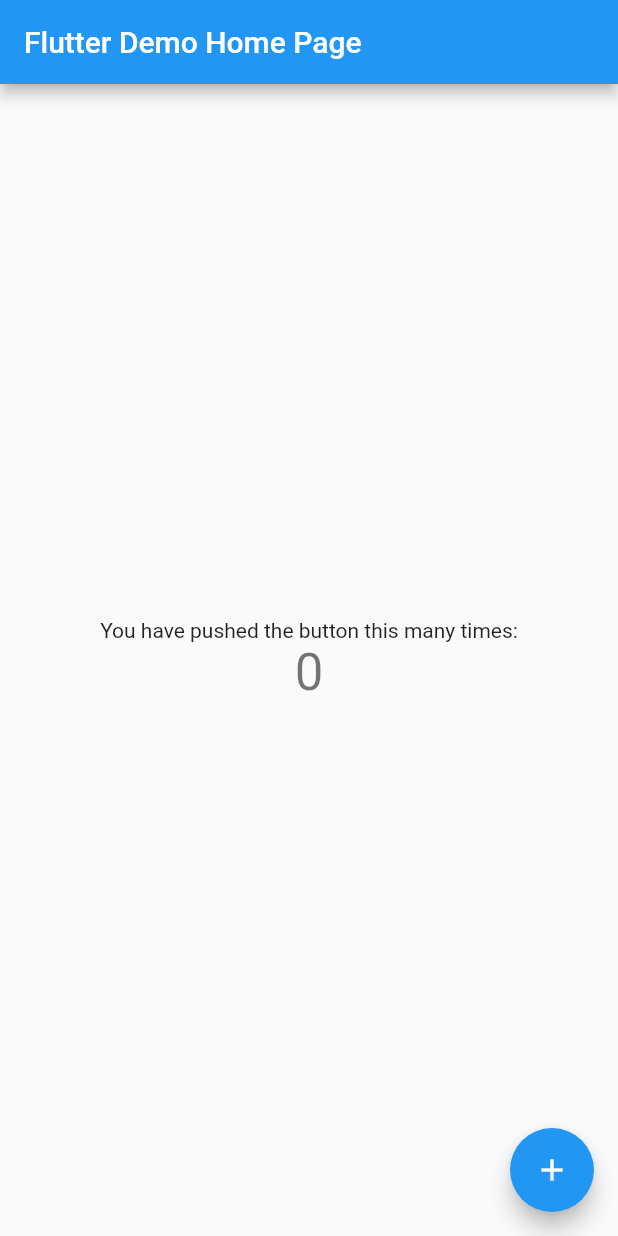
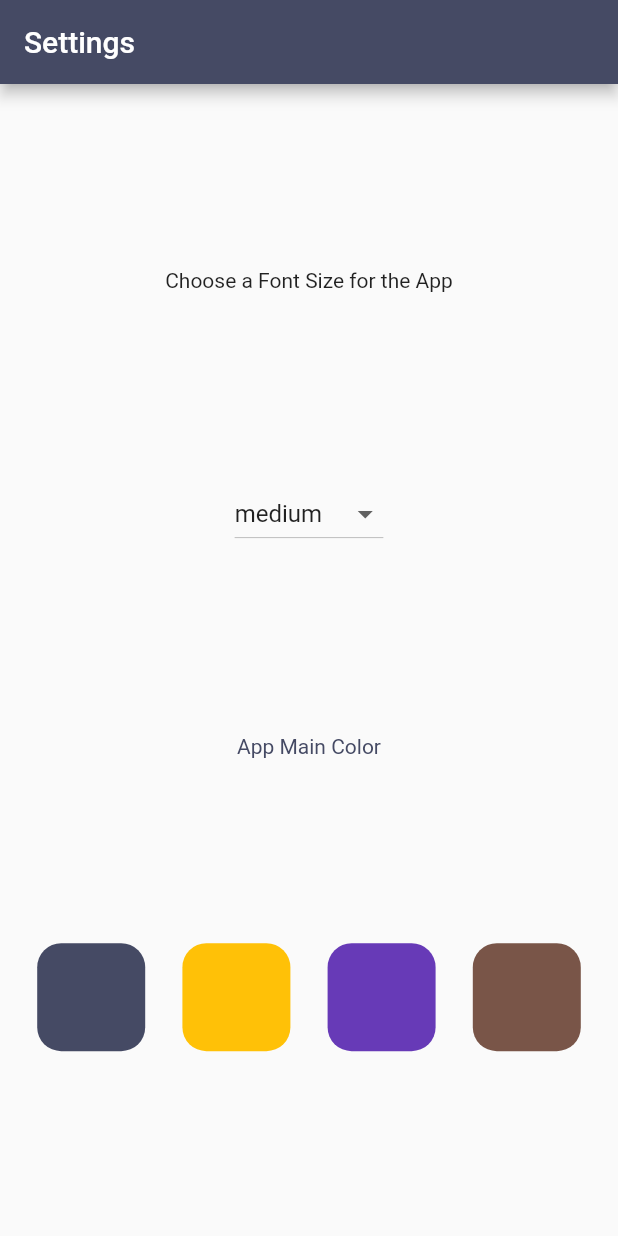
Before and after one commit to ClaudioSviluppo/globoapp, a Flutter app: the screen it shows after launch, on a phone screen of 412 x 824 dp. Run offline on Flutter 3.47's test engine with Material 2 defaults, Android fonts, the phone set to English and light mode, and no system bars; our stand-ins replace shared_preferences.

Commit message:
Using Shared Preferences

```diff
--- /dev/null
+++ b/lib/data/shared_prefs.dart
@@ -0,0 +1,47 @@
+import 'package:shared_preferences/shared_preferences.dart';
+import 'dart:async';
+
+class SPSettings {
+  final String fontSizeKey = 'font_size';
+  final String colorKey = 'color';
+  static late SharedPreferences _sp;
+  static SPSettings? _instance;
+
+  SPSettings._internal();
+
+  factory SPSettings() {
+    _instance ??= SPSettings._internal(); //Null-aware assignement
+    return _instance as SPSettings;
+  }
+
+  Future init() async {
+    _sp = await SharedPreferences.getInstance();
+  }
+
+  Future setColor(int color) async {
+    return _sp.setInt(colorKey, color);
+  }
+
+  int getColor() {
+    int? color = _sp.getInt(colorKey);
+    color ??= 0xFF454A64;
+
+    /*
+      ?? equivasle a
+      if (color == null) {
+          color = 0xff1976d2;
+      }
+    */
+    return color;
+  }
+
+  Future setFontSize(double size) {
+    return _sp.setDouble(fontSizeKey, size);
+  }
+
+  double getFontSize() {
+    double? fontSize = _sp.getDouble(fontSizeKey);
+    fontSize ??= 14; //Default
+    return fontSize;
+  }
+}
--- a/lib/main.dart
+++ b/lib/main.dart
@@ -1,4 +1,5 @@
 import 'package:flutter/material.dart';
+import 'package:globeapp/screens/settings.dart';
 
 void main() {
   runApp(const MyApp());
@@ -11,105 +12,11 @@ class MyApp extends StatelessWidget {
   @override
   Widget build(BuildContext context) {
     return MaterialApp(
-      title: 'Flutter Demo',
+      title: 'GlobApp',
       theme: ThemeData(
-        // This is the theme of your application.
-        //
-        // Try running your application with "flutter run". You'll see the
-        // application has a blue toolbar. Then, without quitting the app, try
-        // changing the primarySwatch below to Colors.green and then invoke
-        // "hot reload" (press "r" in the console where you ran "flutter run",
-        // or simply save your changes to "hot reload" in a Flutter IDE).
-        // Notice that the counter didn't reset back to zero; the application
-        // is not restarted.
         primarySwatch: Colors.blue,
       ),
-      home: const MyHomePage(title: 'Flutter Demo Home Page'),
+      home: const SettingScreen(),
     );
   }
 }
-
-class MyHomePage extends StatefulWidget {
-  const MyHomePage({super.key, required this.title});
-
-  // This widget is the home page of your application. It is stateful, meaning
-  // that it has a State object (defined below) that contains fields that affect
-  // how it looks.
-
-  // This class is the configuration for the state. It holds the values (in this
-  // case the title) provided by the parent (in this case the App widget) and
-  // used by the build method of the State. Fields in a Widget subclass are
-  // always marked "final".
-
-  final String title;
-
-  @override
-  State<MyHomePage> createState() => _MyHomePageState();
-}
-
-class _MyHomePageState extends State<MyHomePage> {
-  int _counter = 0;
-
-  void _incrementCounter() {
-    setState(() {
-      // This call to setState tells the Flutter framework that something has
-      // changed in this State, which causes it to rerun the build method below
-      // so that the display can reflect the updated values. If we changed
-      // _counter without calling setState(), then the build method would not be
-      // called again, and so nothing would appear to happen.
-      _counter++;
-    });
-  }
-
-  @override
-  Widget build(BuildContext context) {
-    // This method is rerun every time setState is called, for instance as done
-    // by the _incrementCounter method above.
-    //
-    // The Flutter framework has been optimized to make rerunning build methods
-    // fast, so that you can just rebuild anything that needs updating rather
-    // than having to individually change instances of widgets.
-    return Scaffold(
-      appBar: AppBar(
-        // Here we take the value from the MyHomePage object that was created by
-        // the App.build method, and use it to set our appbar title.
-        title: Text(widget.title),
-      ),
-      body: Center(
-        // Center is a layout widget. It takes a single child and positions it
-        // in the middle of the parent.
-        child: Column(
-          // Column is also a layout widget. It takes a list of children and
-          // arranges them vertically. By default, it sizes itself to fit its
-          // children horizontally, and tries to be as tall as its parent.
-          //
-          // Invoke "debug painting" (press "p" in the console, choose the
-          // "Toggle Debug Paint" action from the Flutter Inspector in Android
-          // Studio, or the "Toggle Debug Paint" command in Visual Studio Code)
-          // to see the wireframe for each widget.
-          //
-          // Column has various properties to control how it sizes itself and
-          // how it positions its children. Here we use mainAxisAlignment to
-          // center the children vertically; the main axis here is the vertical
-          // axis because Columns are vertical (the cross axis would be
-          // horizontal).
-          mainAxisAlignment: MainAxisAlignment.center,
-          children: <Widget>[
-            const Text(
-              'You have pushed the button this many times:',
-            ),
-            Text(
-              '$_counter',
-              style: Theme.of(context).textTheme.headline4,
-            ),
-          ],
-        ),
-      ),
-      floatingActionButton: FloatingActionButton(
-        onPressed: _incrementCounter,
-        tooltip: 'Increment',
-        child: const Icon(Icons.add),
-      ), // This trailing comma makes auto-formatting nicer for build methods.
-    );
-  }
-}
--- /dev/null
+++ b/lib/models/font_size.dart
@@ -0,0 +1,5 @@
+class FontSize {
+  String name;
+  double size;
+  FontSize(this.name, this.size);
+}
--- /dev/null
+++ b/lib/screens/settings.dart
@@ -0,0 +1,132 @@
+import 'package:flutter/material.dart';
+import '../data/shared_prefs.dart';
+import '../models/font_size.dart';
+
+class SettingScreen extends StatefulWidget {
+  const SettingScreen({super.key});
+
+  @override
+  State<SettingScreen> createState() => _SettingScreenState();
+}
+
+class _SettingScreenState extends State<SettingScreen> {
+  int settingColor = 0xff1976d2;
+  double fontSize = 16;
+  List<int> colors = [0xFF454A64, 0xFFFFC107, 0xFF673Ab7, 0xFF795548];
+  final List<FontSize> fontSizes = [
+    FontSize('small', 12),
+    FontSize('medium', 14),
+    FontSize('large', 20),
+    FontSize('extra-large', 24)
+  ];
+
+  SPSettings settings = SPSettings();
+
+  @override
+  void initState() {
+    // Siccome init ritorna future, noi agganciamo la callback then()
+    settings.init().then((value) {
+      setState(() {
+        settingColor = settings.getColor();
+        fontSize = settings.getFontSize();
+      });
+    });
+    super.initState();
+  }
+
+  @override
+  Widget build(BuildContext context) {
+    return Scaffold(
+      appBar: AppBar(
+        title: const Text('Settings'),
+        backgroundColor: Color(settingColor),
+      ),
+      body: Column(
+        mainAxisAlignment: MainAxisAlignment.spaceEvenly,
+        children: [
+          Text(
+            'Choose a Font Size for the App',
+            style: TextStyle(
+              fontSize: fontSize,
+            ),
+          ),
+          DropdownButton(
+            value: fontSize.toString(),
+            items: getDropdownMenuItems(),
+            onChanged: changeSize,
+          ),
+          Text(
+            'App Main Color',
+            style: TextStyle(
+              fontSize: fontSize,
+              color: Color(settingColor),
+            ),
+          ),
+          Row(
+            mainAxisAlignment: MainAxisAlignment.spaceEvenly,
+            children: [
+              GestureDetector(
+                onTap: () => setColor(colors[0]),
+                child: ColorSquare(colors[0]),
+              ),
+              GestureDetector(
+                onTap: () => setColor(colors[1]),
+                child: ColorSquare(colors[1]),
+              ),
+              GestureDetector(
+                onTap: () => setColor(colors[2]),
+                child: ColorSquare(colors[2]),
+              ),
+              GestureDetector(
+                onTap: () => setColor(colors[3]),
+                child: ColorSquare(colors[3]),
+              ),
+            ],
+          )
+        ],
+      ),
+    );
+  }
+
+  void setColor(int color) {
+    setState(() {
+      settingColor = color;
+      settings.setColor(color);
+    });
+  }
+
+  List<DropdownMenuItem<String>> getDropdownMenuItems() {
+    List<DropdownMenuItem<String>> items = [];
+    for (FontSize fontSize in fontSizes) {
+      items.add(DropdownMenuItem(
+        value: fontSize.size.toString(),
+        child: Text(fontSize.name),
+      ));
+    }
+    return items;
+  }
+
+  void changeSize(String? newSize) {
+    settings.setFontSize(double.parse(newSize ?? '14'));
+    setState(() {
+      fontSize = double.parse(newSize ?? '14');
+    });
+  }
+}
+
+class ColorSquare extends StatelessWidget {
+  final int colorCode;
+  ColorSquare(this.colorCode);
+
+  @override
+  Widget build(BuildContext context) {
+    return Container(
+      width: 72,
+      height: 72,
+      decoration: BoxDecoration(
+        borderRadius: BorderRadius.all(Radius.circular(16)),
+        color: Color(colorCode),
+      ),
+    );
+  }
+}
--- a/pubspec.yaml
+++ b/pubspec.yaml
@@ -36,6 +36,7 @@ dependencies:
   # The following adds the Cupertino Icons font to your application.
   # Use with the CupertinoIcons class for iOS style icons.
   cupertino_icons: ^1.0.2
+  shared_preferences: ^2.0.15
 
 dev_dependencies:
   flutter_test:
```
Also changed, not shown: pubspec.lock, 1 other file.
